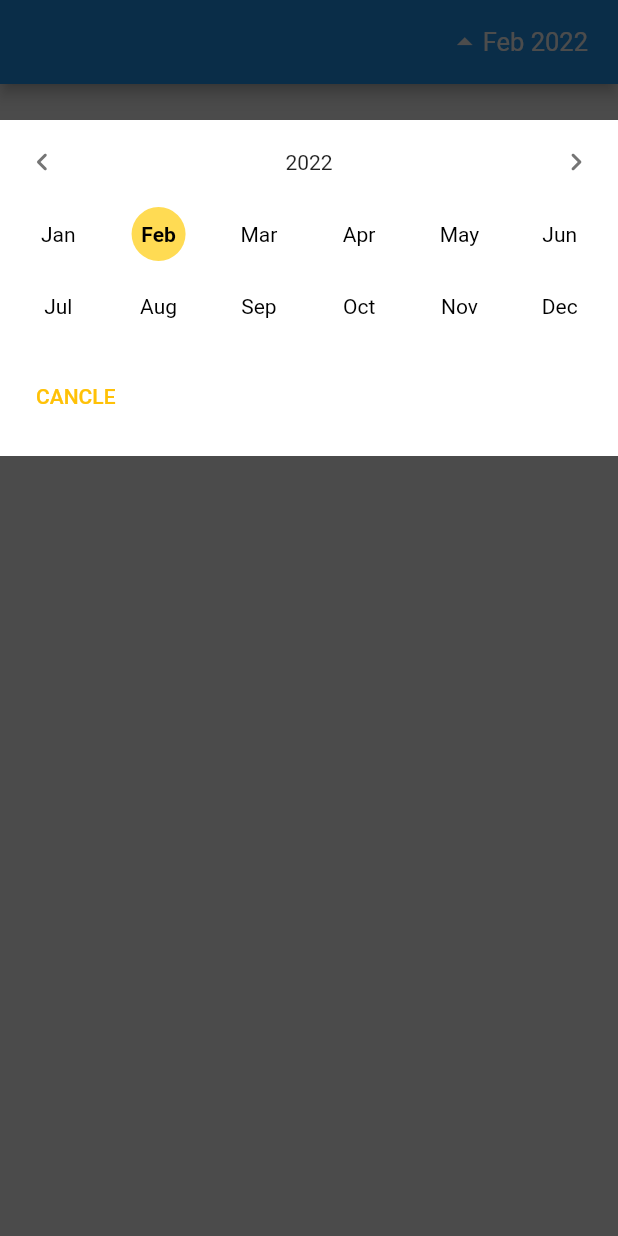
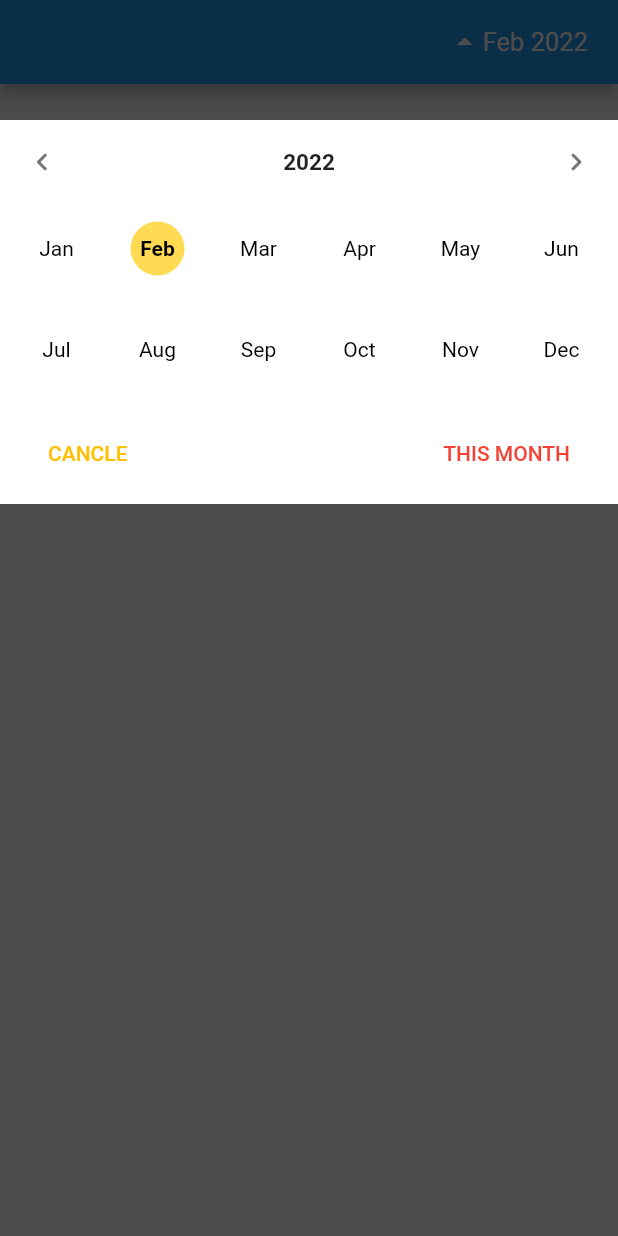
Before and after one commit to hosseinvejdani/my_flutter_repo, a Flutter app: the screen it shows after launch, after a tap on an icon or button, on a phone screen of 412 x 824 dp. Run offline on Flutter 3.47's test engine with Material 2 defaults, Android fonts, the phone set to English and light mode, and no system bars; our stand-ins replace get.

Commit message:
cleaning code

```diff
--- a/lib/controller.dart
+++ b/lib/controller.dart
@@ -4,10 +4,10 @@ import 'package:get/get.dart';
 class MonthPickerController extends GetxController
     with GetSingleTickerProviderStateMixin {
   //----------------------------
-  final dynamic _pickerOpen = false.obs;
-  late AnimationController _controller;
-  final _pickerYear = DateTime.now().year.obs;
-  final _selectedMonth = DateTime(
+  final dynamic _isPickerOpen = false.obs;
+  late AnimationController _rotationController;
+  final _selectedYear = DateTime.now().year.obs;
+  final _selectedDateTime = DateTime(
     DateTime.now().year,
     DateTime.now().month,
     1,
@@ -16,44 +16,52 @@ class MonthPickerController extends GetxController
   @override
   void onInit() {
     super.onInit();
-    _controller = AnimationController(
+    _rotationController = AnimationController(
       duration: const Duration(milliseconds: 100),
       vsync: this,
     );
   }
 
-  dynamic get pickerOpen {
-    return _pickerOpen;
+  dynamic get isPickerOpen {
+    return _isPickerOpen;
   }
 
-  RxInt get pickerYear {
-    return _pickerYear;
+  RxInt get selectedYear {
+    return _selectedYear;
   }
 
-  Rx<DateTime> get selectedMonth {
-    return _selectedMonth;
+  Rx<DateTime> get selectedDateTime {
+    return _selectedDateTime;
   }
 
   void changeYear(int year) {
-    _pickerYear.value = _pickerYear.value + year;
+    _selectedYear.value = _selectedYear.value + year;
   }
 
   void selectMonth(DateTime dateTime) {
-    _selectedMonth.value = dateTime;
+    _selectedDateTime.value = dateTime;
   }
 
   void switchPicker() {
-    _pickerOpen.value
-        ? _controller.reverse(from: 0.5)
-        : _controller.forward(from: 0.0);
-    _pickerOpen.value = !_pickerOpen.value;
+    _isPickerOpen.value
+        ? _rotationController.reverse(from: 0.5)
+        : _rotationController.forward(from: 0.0);
+    _isPickerOpen.value = !_isPickerOpen.value;
 
-    if (!_pickerOpen.value) {
+    if (!_isPickerOpen.value) {
       Get.back();
     }
   }
 
   Animation<double> rotationController() {
-    return Tween(begin: 0.0, end: 0.5).animate(_controller);
+    return Tween(begin: 0.0, end: 0.5).animate(_rotationController);
+  }
+
+  void jumpToThisMonth() {
+    _selectedDateTime.value = DateTime(
+      DateTime.now().year,
+      DateTime.now().month,
+      1,
+    );
   }
 }
--- a/lib/main.dart
+++ b/lib/main.dart
@@ -31,80 +31,21 @@ class HomePage extends StatelessWidget {
           actions: [
             Padding(
               padding: const EdgeInsets.only(right: 20),
-              child: Picker(),
+              child: AnimatedMonthPicker(),
             ),
           ],
         ),
-        // body: Center(child: Text(DateFormat.yMMMM().format(controller.selectedMonth.value)),),
       ),
     );
   }
 }
 
-class Picker extends StatelessWidget {
-  Picker({Key? key}) : super(key: key);
+class AnimatedMonthPicker extends StatelessWidget {
+  AnimatedMonthPicker({Key? key}) : super(key: key);
 
   final controller = Get.put(MonthPickerController());
 
-  List<Widget> generateRowOfMonths(from, to) {
-    List<Widget> months = [];
-    for (int i = from; i <= to; i++) {
-      months.add(
-        Obx(() {
-          DateTime dateTime = DateTime(controller.pickerYear.value, i, 1);
-          final backgroundColor =
-              dateTime.isAtSameMomentAs(controller.selectedMonth.value)
-                  ? Colors.amberAccent[200]?.withOpacity(0.9)
-                  : Colors.transparent;
-          return AnimatedSwitcher(
-            duration: kThemeChangeDuration,
-            transitionBuilder: (Widget child, Animation<double> animation) {
-              return FadeTransition(
-                opacity: animation,
-                child: child,
-              );
-            },
-            child: TextButton(
-              key: ValueKey(backgroundColor),
-              onPressed: () {
-                controller.selectMonth(dateTime);
-                controller.switchPicker();
-              },
-              style: TextButton.styleFrom(
-                backgroundColor: backgroundColor,
-                shape: const CircleBorder(),
-              ),
-              child: Text(
-                DateFormat('MMM').format(dateTime),
-                style: TextStyle(
-                    color: Colors.black,
-                    fontWeight: dateTime
-                            .isAtSameMomentAs(controller.selectedMonth.value)
-                        ? FontWeight.bold
-                        : FontWeight.normal),
-              ),
-            ),
-          );
-        }),
-      );
-    }
-    return months;
-  }
-
-  List<Widget> generateMonths() {
-    return [
-      Row(
-        mainAxisAlignment: MainAxisAlignment.spaceEvenly,
-        children: generateRowOfMonths(1, 6),
-      ),
-      Row(
-        mainAxisAlignment: MainAxisAlignment.spaceEvenly,
-        children: generateRowOfMonths(7, 12),
-      ),
-    ];
-  }
-
-  Future<Object?> _monthPicker(BuildContext context) {
+  Future<Object?> _monthPickerGeneralDialog(BuildContext context) {
     return showGeneralDialog(
       context: context,
       barrierDismissible: false,
@@ -115,6 +56,7 @@ class Picker extends StatelessWidget {
         return Column(
           mainAxisAlignment: MainAxisAlignment.start,
           children: <Widget>[
+            // TODO solve this hard coding
             const SizedBox(height: 80),
             Container(
               width: MediaQuery.of(context).size.width,
@@ -122,53 +64,11 @@ class Picker extends StatelessWidget {
               child: Card(
                 elevation: 0,
                 child: Column(
+                  mainAxisAlignment: MainAxisAlignment.center,
                   children: [
-                    Row(
-                      children: [
-                        IconButton(
-                          onPressed: () => controller.changeYear(-1),
-                          icon: Icon(Icons.navigate_before_rounded,
-                              color: Colors.grey[600]),
-                        ),
-                        Expanded(
-                          child: Center(
-                            child: Obx(
-                              () => Text(
-                                controller.pickerYear.toString(),
-                                // style: TextStyle(fontWeight: FontWeight.bold),
-                              ),
-                            ),
-                          ),
-                        ),
-                        IconButton(
-                          onPressed: () => controller.changeYear(1),
-                          icon: Icon(
-                            Icons.navigate_next_rounded,
-                            color: Colors.grey[600],
-                          ),
-                        ),
-                      ],
-                    ),
-                    ...generateMonths(),
-                    Row(
-                      children: [
-                        Padding(
-                          padding: const EdgeInsets.all(12.0),
-                          child: TextButton(
-                            onPressed: () => controller.switchPicker(),
-                            child: const Text(
-                              'CANCLE',
-                              style: TextStyle(color: Colors.amber),
-                            ),
-                          ),
-                        ),
-                        const Expanded(
-                          child: SizedBox(
-                            height: 10.0,
-                          ),
-                        ),
-                      ],
-                    ),
+                    YearPickerRow(),
+                    MonthPickerGrid(),
+                    ButtonGroup(),
                   ],
                 ),
               ),
@@ -196,7 +96,7 @@ class Picker extends StatelessWidget {
     return GestureDetector(
       onTap: () {
         controller.switchPicker();
-        _monthPicker(context);
+        _monthPickerGeneralDialog(context);
       },
       child: Row(
         children: [
@@ -207,7 +107,7 @@ class Picker extends StatelessWidget {
           Obx(
             () => Text(
               // DateFormat.yMMMM().format(controller.selectedMonth.value)
-              DateFormat('yMMM').format(controller.selectedMonth.value),
+              DateFormat('yMMM').format(controller.selectedDateTime.value),
               style: const TextStyle(color: Colors.white, fontSize: 17),
             ),
           ),
@@ -216,3 +116,143 @@ class Picker extends StatelessWidget {
     );
   }
 }
+
+class YearPickerRow extends StatelessWidget {
+  YearPickerRow({Key? key}) : super(key: key);
+
+  final controller = Get.find<MonthPickerController>();
+
+  @override
+  Widget build(BuildContext context) {
+    return Row(
+      children: [
+        IconButton(
+          onPressed: () => controller.changeYear(-1),
+          icon: Icon(Icons.navigate_before_rounded, color: Colors.grey[600]),
+        ),
+        Expanded(
+          child: Center(
+            child: Obx(
+              () => Text(
+                controller.selectedYear.toString(),
+                style:
+                    const TextStyle(fontWeight: FontWeight.bold, fontSize: 15),
+              ),
+            ),
+          ),
+        ),
+        IconButton(
+          onPressed: () => controller.changeYear(1),
+          icon: Icon(
+            Icons.navigate_next_rounded,
+            color: Colors.grey[600],
+          ),
+        ),
+      ],
+    );
+  }
+}
+
+class MonthPickerGrid extends StatelessWidget {
+  MonthPickerGrid({Key? key}) : super(key: key);
+
+  final controller = Get.find<MonthPickerController>();
+
+  List<Widget> generateMonths() {
+    List<Widget> months = [];
+    for (int i = 1; i <= 12; i++) {
+      months.add(
+        Obx(() {
+          DateTime dateTime = DateTime(controller.selectedYear.value, i, 1);
+          final backgroundColor =
+              dateTime.isAtSameMomentAs(controller.selectedDateTime.value)
+                  ? Colors.amberAccent[200]?.withOpacity(0.9)
+                  : Colors.transparent;
+          return AnimatedSwitcher(
+            duration: kThemeChangeDuration,
+            transitionBuilder: (Widget child, Animation<double> animation) {
+              return FadeTransition(
+                opacity: animation,
+                child: child,
+              );
+            },
+            child: TextButton(
+              key: ValueKey(backgroundColor),
+              onPressed: () {
+                controller.selectMonth(dateTime);
+                controller.switchPicker();
+              },
+              style: TextButton.styleFrom(
+                backgroundColor: backgroundColor,
+                shape: const CircleBorder(),
+              ),
+              child: Text(
+                DateFormat('MMM').format(dateTime),
+                style: TextStyle(
+                  color: Colors.black,
+                  fontWeight: dateTime
+                          .isAtSameMomentAs(controller.selectedDateTime.value)
+                      ? FontWeight.bold
+                      : FontWeight.normal,
+                ),
+              ),
+            ),
+          );
+        }),
+      );
+    }
+    return months;
+  }
+
+  @override
+  Widget build(BuildContext context) {
+    return SizedBox(
+      // TODO sove this hard coding
+      height: 140,
+      child: GridView.count(
+        padding: const EdgeInsets.all(0),
+        crossAxisCount: 6,
+        children: generateMonths(),
+      ),
+    );
+  }
+}
+
+class ButtonGroup extends StatelessWidget {
+  ButtonGroup({Key? key}) : super(key: key);
+
+  final controller = Get.find<MonthPickerController>();
+
+  @override
+  Widget build(BuildContext context) {
+    return Row(
+      children: [
+        Padding(
+          padding: const EdgeInsets.symmetric(horizontal: 20, vertical: 6.0),
+          child: TextButton(
+            onPressed: () => controller.switchPicker(),
+            child: const Text(
+              'CANCLE',
+              style: TextStyle(color: Colors.amber),
+            ),
+          ),
+        ),
+        const Expanded(
+          child: SizedBox(
+            height: 6.0,
+          ),
+        ),
+        Padding(
+          padding: const EdgeInsets.symmetric(horizontal: 20, vertical: 6.0),
+          child: TextButton(
+            onPressed: () => controller.jumpToThisMonth(),
+            child: const Text(
+              'THIS MONTH',
+              style: TextStyle(color: Colors.red),
+            ),
+          ),
+        ),
+      ],
+    );
+  }
+}
```
